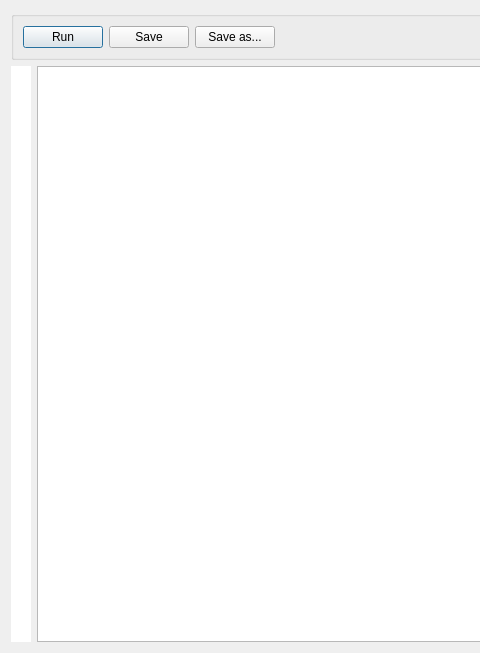
Old version of the form uiElements/wndoctavescript.ui in the repository ARIA-Sensing-srl/ARIA_RDK; both pictures show x 0 to 480 and y 0 to 653 of the 983 by 653 pixel window.
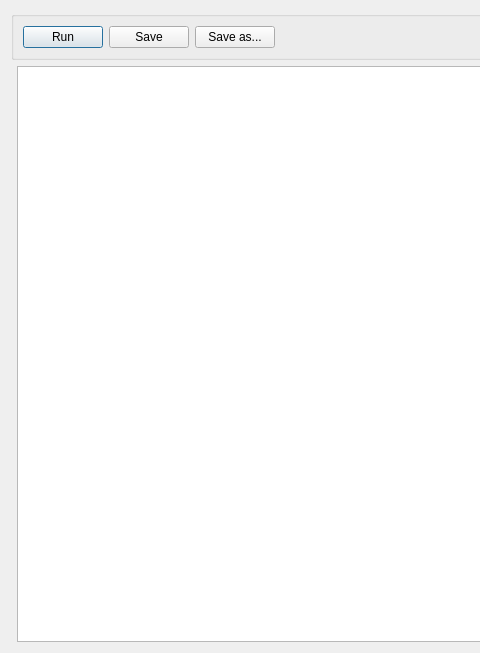
New version of the form. Icons and pictures are not drawn. Custom widgets are drawn as their Qt base class.

Patch:
```diff
--- a/uiElements/wndoctavescript.ui
+++ b/uiElements/wndoctavescript.ui
@@ -14,37 +14,6 @@
    <string>Octave Script: </string>
   </property>
   <layout class="QGridLayout" name="gridLayout">
-   <item row="1" column="0">
-    <widget class="QTableWidget" name="tableWidget">
-     <property name="maximumSize">
-      <size>
-       <width>20</width>
-       <height>16777215</height>
-      </size>
-     </property>
-     <property name="frameShape">
-      <enum>QFrame::NoFrame</enum>
-     </property>
-     <property name="verticalScrollBarPolicy">
-      <enum>Qt::ScrollBarAlwaysOff</enum>
-     </property>
-     <property name="horizontalScrollBarPolicy">
-      <enum>Qt::ScrollBarAlwaysOff</enum>
-     </property>
-     <property name="editTriggers">
-      <set>QAbstractItemView::NoEditTriggers</set>
-     </property>
-     <property name="gridStyle">
-      <enum>Qt::NoPen</enum>
-     </property>
-     <attribute name="horizontalHeaderVisible">
-      <bool>false</bool>
-     </attribute>
-     <attribute name="verticalHeaderVisible">
-      <bool>false</bool>
-     </attribute>
-    </widget>
-   </item>
    <item row="1" column="1">
     <widget class="QTextEdit" name="textScript"/>
    </item>
@@ -126,6 +95,13 @@
    </item>
   </layout>
  </widget>
+ <customwidgets>
+  <customwidget>
+   <class>QsciScintilla</class>
+   <extends>QTextEdit</extends>
+   <header location="global">Qsci/qsciscintilla.h</header>
+  </customwidget>
+ </customwidgets>
  <resources/>
  <connections/>
 </ui>
```
Left out of the diff: 13 changed lines with no effect on the pictures.
